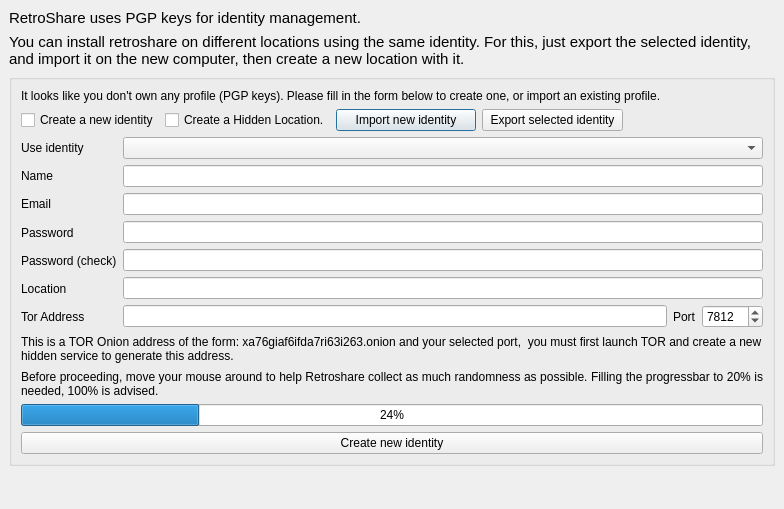
Above: retroshare-gui/src/gui/GenCertDialog.ui from RetroShare/RetroShare before the change. Below: the same form after it.
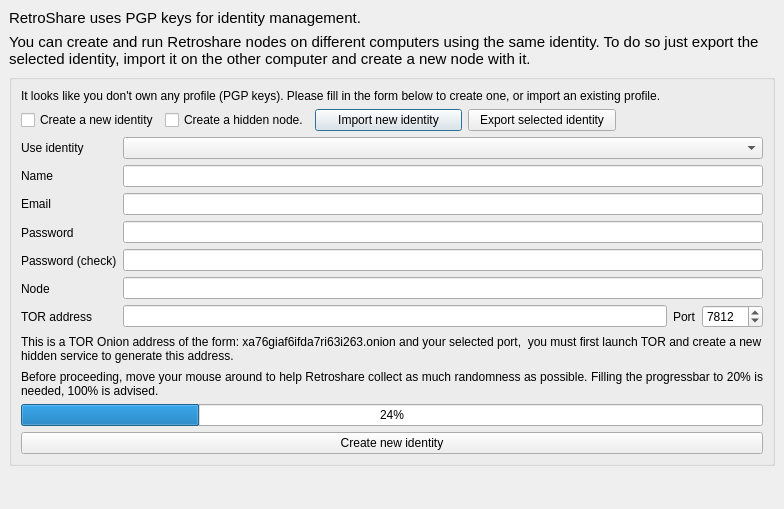
That is the form after the change. Icons and pictures are not drawn. Custom widgets are drawn as their Qt base class.

Commit message: Renamed "location" to "node" in gui (Patch from Henry)

The edit to the form file:
```diff
--- a/retroshare-gui/src/gui/GenCertDialog.ui
+++ b/retroshare-gui/src/gui/GenCertDialog.ui
@@ -58,7 +58,7 @@
          </font>
         </property>
         <property name="text">
-         <string>You can install retroshare on different locations using the same identity. For this, just export the selected identity, and import it on the new computer, then create a new location with it.</string>
+         <string>You can create and run Retroshare nodes on different computers using the same identity. To do so just export the selected identity, import it on the other computer and create a new node with it.</string>
         </property>
         <property name="wordWrap">
          <bool>true</bool>
@@ -130,7 +130,7 @@
               <string>Your profile is associated with a PGP key</string>
              </property>
              <property name="text">
-              <string>Create a Hidden Location.</string>
+              <string>Create a hidden node.</string>
              </property>
              <property name="icon">
               <iconset resource="images.qrc">
@@ -236,14 +236,14 @@
              <item>
               <widget class="QLabel" name="location_label">
                <property name="text">
-                <string>Location</string>
+                <string>Node</string>
                </property>
               </widget>
              </item>
              <item>
               <widget class="QLabel" name="hiddenaddr_label">
                <property name="text">
-                <string>Tor Address</string>
+                <string>TOR address</string>
                </property>
               </widget>
              </item>
```
Left out of the diff: 10 changed lines with no effect on the pictures. The commit also changes 18 other files.
